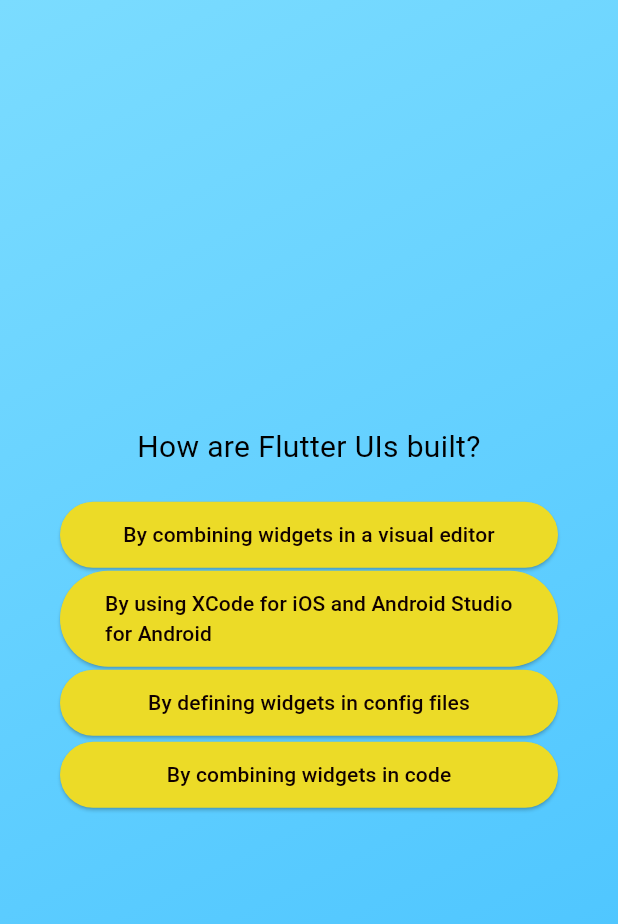
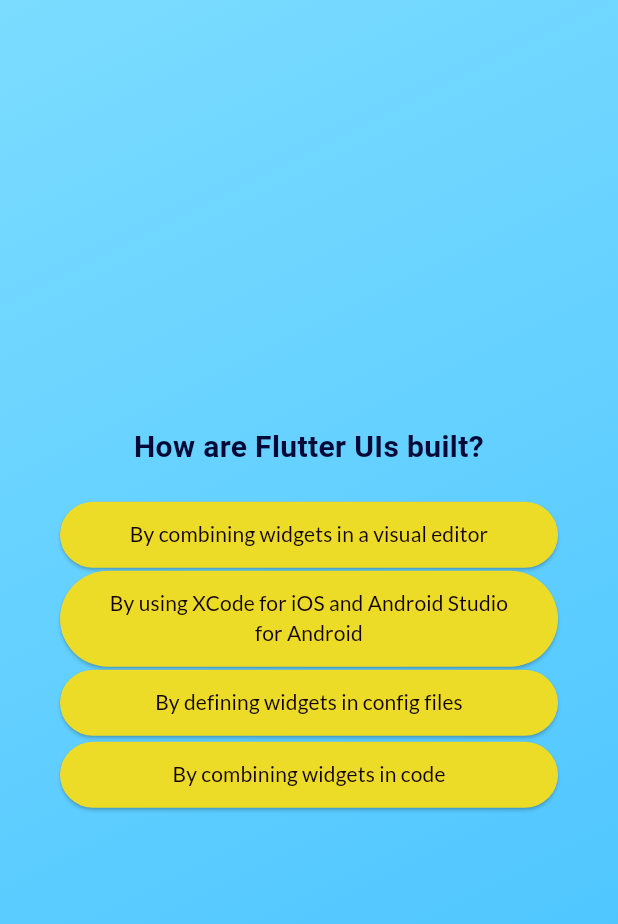
Before and after one commit to kaneshwar-kamal/QuizApp, a Flutter app: the screen it shows after launch, after a tap on "Start Quiz", after a tap on "Components", on a phone screen of 412 x 824 dp. Shown: the top 924 px of the screen. Run offline on Flutter 3.47's test engine with Material 3 defaults, Android fonts, the phone set to English and light mode, and no system bars; our stand-ins replace google_fonts.

Commit message:
Added a new Frame for result and corrected the logic for loop within the answers and storing of selected answers

```diff
--- a/lib/Questions.dart
+++ b/lib/Questions.dart
@@ -4,7 +4,9 @@ import 'package:quiz_app/text_style.dart';
 import 'package:quiz_app/data/questions.dart';
 
 class QuestionsScreen extends StatefulWidget{
-  const QuestionsScreen({super.key}) ;
+  const QuestionsScreen({required this.onSelectedAnswer, super.key}) ;
+
+  final void Function(String answer) onSelectedAnswer ;
 
   @override
   State <QuestionsScreen> createState()=> _Questions ();
@@ -13,7 +15,8 @@ class QuestionsScreen extends StatefulWidget{
 class _Questions extends State<QuestionsScreen> {
   var currentQuestionIndex = 0;
 
-  void answerQUestion(){
+  void answerQUestion(String selectAnswer){
+    widget.onSelectedAnswer(selectAnswer);
     setState((){
           currentQuestionIndex++;
     });
@@ -22,7 +25,7 @@ class _Questions extends State<QuestionsScreen> {
   @override
   Widget build( context) { // Repair: Changed 'Context' to 'context'
 
-    final currentQuestion= questions[currentQuestionIndex];
+    final currentQuestion = questions[currentQuestionIndex];
 
     return SizedBox( //we can also use Center if so delete 14 and uncomment 16 and comment 17
       width: double.infinity,
@@ -35,8 +38,9 @@ class _Questions extends State<QuestionsScreen> {
           children: [
             Text(currentQuestion.text,
               style: TextStyle(
-                color: Colors.black,
+                color: const Color.fromARGB(255, 1, 9, 55),
                 fontSize: 20,
+                fontWeight: FontWeight.bold,
               ),
               textAlign: TextAlign.center,
 
@@ -45,7 +49,9 @@ class _Questions extends State<QuestionsScreen> {
               const SizedBox(height: 20),
               ...currentQuestion.getShuffledAnswers().map((answer){
                 return
-                customAnswerButton(answer, answerQUestion);
+                customAnswerButton(answer, (){
+                  answerQUestion(answer);
+                });
               }),
               // since we map the all question's answer via a list using spread ... operator
               // we font need need to manually add these buttons
--- a/lib/custom_button.dart
+++ b/lib/custom_button.dart
@@ -1,4 +1,5 @@
 import 'package:flutter/material.dart';
+import 'package:google_fonts/google_fonts.dart';
 
 class customAnswerButton extends StatelessWidget {
   const customAnswerButton(this.message,this.onTap ,{super.key});
@@ -15,7 +16,7 @@ class customAnswerButton extends StatelessWidget {
         foregroundColor: const Color.fromARGB(255, 16, 0, 0),
         padding: const EdgeInsets.symmetric(horizontal: 30, vertical: 12),
       ),
-      child:Text(message),
+      child:Text(message, textAlign: TextAlign.center,style: GoogleFonts.getFont('Lato')),
     );
   }
 }
--- a/lib/quiz.dart
+++ b/lib/quiz.dart
@@ -1,6 +1,8 @@
 import 'package:flutter/material.dart';
 import 'package:quiz_app/Questions.dart';
+import 'package:quiz_app/data/questions.dart';
 import 'package:quiz_app/start_screen.dart';
+import 'package:quiz_app/results_screen.dart';
 
 class Quiz extends StatefulWidget {
   const Quiz({super.key});
@@ -11,6 +13,7 @@ class Quiz extends StatefulWidget {
 
 class _Quiz extends State<Quiz> {
   Widget? activeScreen;
+  List<String> selectedAnswers = [];
 
 
   //IF WE DONT WANT TO USE THIS INIT METHOD AND ALL WE CAN JUSRT USE THIS
@@ -27,12 +30,25 @@ class _Quiz extends State<Quiz> {
   void switchScreen() {
     setState(() {
       // activeScreen = 'question-screen';
-      activeScreen = const QuestionsScreen();
+      activeScreen = QuestionsScreen (onSelectedAnswer : chooseAnswer);
     });
   }
 
+  void chooseAnswer(String answer){
+    selectedAnswers.add(answer);
+
+    if(selectedAnswers.length == questions.length){
+      setState(() {
+        selectedAnswers = [];
+        activeScreen = ResultsScreen();
+      });
+    }
+  }
+
+
   @override
   Widget build(BuildContext context) { // Repair: Changed 'Context' (class) to 'context' (variable)
+
     return MaterialApp(
       home: Scaffold(
         body: Container(
--- a/pubspec.yaml
+++ b/pubspec.yaml
@@ -34,6 +34,7 @@ dependencies:
   # The following adds the Cupertino Icons font to your application.
   # Use with the CupertinoIcons class for iOS style icons.
   cupertino_icons: ^1.0.8
+  google_fonts: ^6.3.3
 
 dev_dependencies:
   flutter_test:
```
Also changed, not shown: dummy_file/lib/main.dart (added, +76 -0 lines), lib/results_screen.dart (added, +27 -0 lines), pubspec.lock, 1 other file.
